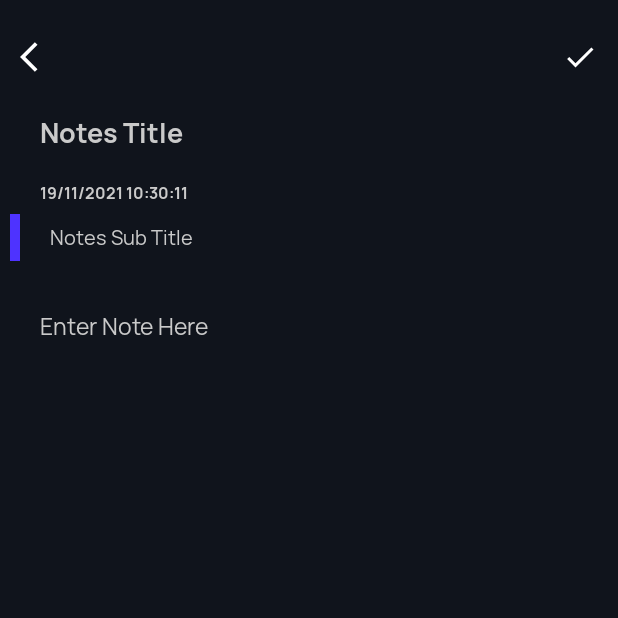
After one commit to mhung2303/Notes, an Android app: the fragment CreateNoteFragment placed in its activity, on a phone screen of 412 x 824 dp, the top half of it. The commit adds this screen. Run offline under Robolectric (Android 15) with nearby library versions, the phone set to English and light mode, and no system bars; our stand-ins replace Room's generated code, sdp/ssp sizes.

Commit message:
RoomDatabase + Coroutine

```diff
--- a/app/build.gradle
+++ b/app/build.gradle
@@ -2,6 +2,7 @@ plugins {
     id 'com.android.application'
     id 'kotlin-android'
     id 'kotlin-kapt'
+    id 'kotlin-android-extensions'
 }
 
 android {
@@ -38,7 +39,7 @@ dependencies {
     implementation 'androidx.appcompat:appcompat:1.3.1'
     implementation 'androidx.constraintlayout:constraintlayout:2.1.1'
     implementation 'androidx.legacy:legacy-support-v4:1.0.0'
-    testImplementation 'junit:junit:4.+'
+    testImplementation 'junit:junit:'
     androidTestImplementation 'androidx.test.ext:junit:1.1.3'
     androidTestImplementation 'androidx.test.espresso:espresso-core:3.4.0'
 
@@ -57,6 +58,9 @@ dependencies {
     // Room database
     implementation 'androidx.room:room-runtime:2.3.0'
     kapt 'androidx.room:room-compiler:2.3.0'
+    implementation 'androidx.room:room-ktx:2.3.0'
 
+    // Coroutine Core
+    implementation 'org.jetbrains.kotlinx:kotlinx-coroutines-android:1.5.0'
 
 }
--- /dev/null
+++ b/app/src/main/java/com/carter/takenotes/BaseFragment.kt
@@ -0,0 +1,25 @@
+package com.carter.takenotes
+
+import android.os.Bundle
+import androidx.fragment.app.Fragment
+import kotlinx.coroutines.CoroutineScope
+import kotlinx.coroutines.Dispatchers
+import kotlinx.coroutines.Job
+import kotlin.coroutines.CoroutineContext
+
+abstract class BaseFragment : Fragment(),CoroutineScope
+{
+    private lateinit var job: Job
+    override val coroutineContext: CoroutineContext
+        get() = job + Dispatchers.Main
+
+    override fun onCreate(savedInstanceState: Bundle?) {
+        super.onCreate(savedInstanceState)
+        job = Job()
+    }
+
+    override fun onDestroy() {
+        super.onDestroy()
+        job.cancel()
+    }
+}
--- /dev/null
+++ b/app/src/main/java/com/carter/takenotes/CreateNoteFragment.kt
@@ -0,0 +1,108 @@
+package com.carter.takenotes
+
+import android.annotation.SuppressLint
+import android.os.Bundle
+import androidx.fragment.app.Fragment
+import android.view.LayoutInflater
+import android.view.View
+import android.view.ViewGroup
+import android.widget.Toast
+import com.carter.takenotes.database.NotesDatabase
+import com.carter.takenotes.entities.Notes
+import kotlinx.android.synthetic.main.fragment_create_note.*
+import kotlinx.coroutines.launch
+import java.text.SimpleDateFormat
+import java.util.*
+
+
+class CreateNoteFragment : BaseFragment() {
+
+    var currentDate :String? = null
+
+    override fun onCreate(savedInstanceState: Bundle?) {
+        super.onCreate(savedInstanceState)
+        arguments?.let {
+
+        }
+    }
+
+    override fun onCreateView(
+        inflater: LayoutInflater, container: ViewGroup?,
+        savedInstanceState: Bundle?
+    ): View? {
+        // Inflate the layout for this fragment
+        return inflater.inflate(R.layout.fragment_create_note, container, false)
+    }
+
+    companion object {
+
+        @JvmStatic
+        fun newInstance() =
+            CreateNoteFragment().apply {
+                arguments = Bundle().apply {
+
+                }
+            }
+    }
+
+    @SuppressLint("SimpleDateFormat")
+    override fun onViewCreated(view: View, savedInstanceState: Bundle?) {
+        super.onViewCreated(view, savedInstanceState)
+        val sdf = SimpleDateFormat("dd/M/yyyy hh:mm:ss")
+        currentDate = sdf.format(Date())
+
+        tvDateTime.text = currentDate
+
+        imgDone.setOnClickListener {
+            // saveNote
+            saveNote()
+        }
+
+        imgBack.setOnClickListener{
+            replaceFragment(HomeFragment.newInstance(),false)
+        }
+
+
+    }
+
+    private fun saveNote(){
+        if(etNoteTitle.text.isNullOrEmpty()){
+            Toast.makeText(context,"Note Title is Required",Toast.LENGTH_SHORT).show()
+        }
+
+        if(etNoteSubTitle.text.isNullOrEmpty()){
+            Toast.makeText(context,"Note Sub Title is Required",Toast.LENGTH_SHORT).show()
+        }
+
+        if(etNoteDesc.text.isNullOrEmpty()){
+            Toast.makeText(context,"Note Description Title is Required",Toast.LENGTH_SHORT).show()
+        }
+
+        launch {
+            var notes = Notes()
+            notes.title = etNoteTitle.text.toString()
+            notes.subtitle = etNoteSubTitle.text.toString()
+            notes.noteText = etNoteDesc.text.toString()
+            notes.dateTime = currentDate
+            context?.let {
+                NotesDatabase.getDatabase(it).noteDao().insertNotes(notes)
+                etNoteTitle.setText("")
+                etNoteSubTitle.setText("")
+                etNoteDesc.setText("")
+            }
+        }
+
+    }
+
+    private fun replaceFragment(fragment: Fragment, isTransition: Boolean)
+    {
+        val fragmentTransition = requireActivity().supportFragmentManager.beginTransaction()
+        if (isTransition){
+            fragmentTransition.setCustomAnimations(android.R.anim.slide_out_right,android.R.anim.slide_in_left)
+        }
+        fragmentTransition.replace(R.id.frame_layout,fragment).commit()
+    }
+
+
+
+}
--- a/app/src/main/java/com/carter/takenotes/HomeFragment.kt
+++ b/app/src/main/java/com/carter/takenotes/HomeFragment.kt
@@ -5,10 +5,14 @@ import androidx.fragment.app.Fragment
 import android.view.LayoutInflater
 import android.view.View
 import android.view.ViewGroup
+import androidx.recyclerview.widget.StaggeredGridLayoutManager
+import com.carter.takenotes.adapter.NotesAdapter
+import com.carter.takenotes.database.NotesDatabase
+import kotlinx.android.synthetic.main.fragment_home.*
+import kotlinx.coroutines.launch
 
 
-
-class HomeFragment : Fragment() {
+class HomeFragment : BaseFragment() {
 
 
     override fun onCreate(savedInstanceState: Bundle?) {
@@ -36,4 +40,32 @@ class HomeFragment : Fragment() {
                 }
             }
     }
+
+    override fun onViewCreated(view: View, savedInstanceState: Bundle?) {
+        super.onViewCreated(view, savedInstanceState)
+
+        recycler_view.setHasFixedSize(true)
+
+        recycler_view.layoutManager = StaggeredGridLayoutManager(2,StaggeredGridLayoutManager.VERTICAL)
+
+        launch {
+            context?.let {
+                var notes = NotesDatabase.getDatabase(it).noteDao().getAllNotes()
+                recycler_view.adapter = NotesAdapter(notes)
+            }
+        }
+
+        fabBtnCreateNote.setOnClickListener {
+            replaceFragment(CreateNoteFragment.newInstance(),false)
+        }
+    }
+
+    private fun replaceFragment(fragment: Fragment, isTransition: Boolean)
+    {
+        val fragmentTransition = requireActivity().supportFragmentManager.beginTransaction()
+        if (isTransition){
+            fragmentTransition.setCustomAnimations(android.R.anim.slide_out_right,android.R.anim.slide_in_left)
+        }
+        fragmentTransition.replace(R.id.frame_layout,fragment).addToBackStack(fragment.javaClass.simpleName).commit()
+    }
 }
--- a/app/src/main/java/com/carter/takenotes/MainActivity.kt
+++ b/app/src/main/java/com/carter/takenotes/MainActivity.kt
@@ -9,7 +9,7 @@ class MainActivity : AppCompatActivity() {
         super.onCreate(savedInstanceState)
         setContentView(R.layout.activity_main)
 
-        replaceFragment(HomeFragment.newInstance(),true)
+        replaceFragment(HomeFragment.newInstance(),false)
     }
 
 
@@ -19,7 +19,7 @@ class MainActivity : AppCompatActivity() {
         if (isTransition){
             fragmentTransition.setCustomAnimations(android.R.anim.slide_out_right,android.R.anim.slide_in_left)
         }
-        fragmentTransition.replace(R.id.frame_layout,fragment).addToBackStack(fragment.javaClass.simpleName)
-        fragmentTransition.commit()
+        fragmentTransition.replace(R.id.frame_layout,fragment).commit()
+
     }
 }
--- /dev/null
+++ b/app/src/main/java/com/carter/takenotes/adapter/NotesAdapter.kt
@@ -0,0 +1,33 @@
+package com.carter.takenotes.adapter
+
+import android.view.LayoutInflater
+import android.view.View
+import android.view.ViewGroup
+import androidx.recyclerview.widget.RecyclerView
+import com.carter.takenotes.R
+import com.carter.takenotes.entities.Notes
+import kotlinx.android.synthetic.main.item_rv_notes.view.*
+
+class NotesAdapter(val arrayList: List<Notes>) : RecyclerView.Adapter<NotesAdapter.NotesViewHolder>()
+{
+
+    override fun onCreateViewHolder(parent: ViewGroup, viewType: Int): NotesViewHolder {
+        return NotesViewHolder(
+            LayoutInflater.from(parent.context).inflate(R.layout.item_rv_notes,parent,false)
+        )
+    }
+
+    override fun onBindViewHolder(holder: NotesViewHolder, position: Int) {
+        holder.itemView.tvTitle.text = arrayList[position].title
+        holder.itemView.tvDesc.text = arrayList[position].noteText
+        holder.itemView.tvDateTime.text = arrayList[position].dateTime
+    }
+
+    override fun getItemCount(): Int {
+        return arrayList.size
+    }
+
+    class NotesViewHolder(view: View) : RecyclerView.ViewHolder(view){
+
+    }
+}
--- /dev/null
+++ b/app/src/main/java/com/carter/takenotes/dao/NoteDao.kt
@@ -0,0 +1,21 @@
+package com.carter.takenotes.dao
+
+import androidx.room.*
+import com.carter.takenotes.entities.Notes
+
+@Dao
+interface NoteDao
+{
+
+    @Query("SELECT * FROM notes ORDER BY id DESC")
+    suspend fun getAllNotes() : List<Notes>
+
+    @Insert(onConflict = OnConflictStrategy.REPLACE)
+    suspend fun insertNotes(note: Notes)
+
+    @Delete
+    suspend fun deleteNote(note: Notes)
+
+
+
+}
--- /dev/null
+++ b/app/src/main/java/com/carter/takenotes/database/NotesDatabase.kt
@@ -0,0 +1,32 @@
+package com.carter.takenotes.database
+
+import android.content.Context
+import androidx.room.Database
+import androidx.room.Room
+import androidx.room.RoomDatabase
+import com.carter.takenotes.dao.NoteDao
+import com.carter.takenotes.entities.Notes
+
+@Database(entities = [Notes::class],version = 1,exportSchema = false)
+abstract class NotesDatabase : RoomDatabase()
+{
+    companion object{
+        var notesDatabase: NotesDatabase? = null
+
+        @Synchronized
+        fun getDatabase(context: Context):NotesDatabase{
+            if(notesDatabase == null)
+            {
+                notesDatabase = Room.databaseBuilder(
+                    context,
+                    NotesDatabase::class.java,
+                    "notes.dlb"
+                ).build()
+            }
+
+            return notesDatabase!!
+        }
+    }
+
+    abstract fun noteDao() : NoteDao
+}
--- /dev/null
+++ b/app/src/main/res/layout/fragment_create_note.xml
@@ -0,0 +1,122 @@
+<?xml version="1.0" encoding="utf-8"?>
+<androidx.constraintlayout.widget.ConstraintLayout xmlns:android="http://schemas.android.com/apk/res/android"
+    xmlns:app="http://schemas.android.com/apk/res-auto"
+    xmlns:tools="http://schemas.android.com/tools"
+    android:layout_width="match_parent"
+    android:layout_height="match_parent"
+    android:background="@color/colorPrimaryDark"
+    tools:context=".MainActivity">
+
+    <ImageView
+        android:id="@+id/imgBack"
+        android:layout_width="wrap_content"
+        android:layout_height="wrap_content"
+        android:layout_marginStart="@dimen/_10sdp"
+        android:layout_marginTop="@dimen/_20sdp"
+        android:layout_marginBottom="@dimen/_10sdp"
+        android:src="@drawable/ic_back"
+        app:layout_constraintStart_toStartOf="parent"
+        app:layout_constraintTop_toTopOf="parent"
+        app:tint="@color/white" />
+
+    <ImageView
+        android:id="@+id/imgDone"
+        android:layout_width="wrap_content"
+        android:layout_height="wrap_content"
+        android:layout_marginTop="@dimen/_20sdp"
+        android:layout_marginEnd="@dimen/_10sdp"
+        android:layout_marginBottom="@dimen/_10sdp"
+        android:src="@drawable/ic_tick"
+        app:layout_constraintEnd_toEndOf="parent"
+        app:layout_constraintTop_toTopOf="parent"
+        app:tint="@color/white" />
+
+    <EditText
+        android:id="@+id/etNoteTitle"
+        android:layout_width="match_parent"
+        android:layout_height="wrap_content"
+        android:layout_margin="@dimen/_10sdp"
+        android:background="@null"
+        android:ellipsize="end"
+        android:fontFamily="@font/manrope_bold"
+        android:hint="@string/notes_title"
+        android:maxLines="1"
+        android:inputType="text"
+        android:padding="@dimen/_10sdp"
+        android:textColor="@color/white"
+        android:textColorHint="@color/gray"
+        android:textSize="@dimen/_14ssp"
+        app:layout_constraintEnd_toEndOf="parent"
+        app:layout_constraintStart_toStartOf="parent"
+        app:layout_constraintTop_toBottomOf="@+id/imgBack" />
+
+    <TextView
+        android:id="@+id/tvDateTime"
+        android:layout_width="match_parent"
+        android:layout_height="wrap_content"
+        android:layout_marginStart="@dimen/_10sdp"
+        android:layout_marginTop="@dimen/_5sdp"
+        android:layout_marginEnd="@dimen/_10sdp"
+        android:layout_marginBottom="@dimen/_5sdp"
+        android:ellipsize="end"
+        android:fontFamily="@font/manrope_bold"
+        android:maxLines="1"
+        android:paddingStart="@dimen/_10sdp"
+        android:textColor="@color/gray"
+        android:textColorHint="@color/gray"
+        android:textSize="@dimen/_8ssp"
+        app:layout_constraintEnd_toEndOf="parent"
+        app:layout_constraintStart_toStartOf="parent"
+        app:layout_constraintTop_toBottomOf="@+id/etNoteTitle" />
+
+
+    <LinearLayout
+        android:id="@+id/l1"
+        android:layout_width="match_parent"
+        android:layout_height="wrap_content"
+        android:orientation="horizontal"
+        app:layout_constraintEnd_toEndOf="parent"
+        app:layout_constraintStart_toStartOf="parent"
+        app:layout_constraintTop_toBottomOf="@+id/tvDateTime">
+
+        <View
+            android:layout_width="@dimen/_5sdp"
+            android:layout_height="match_parent"
+            android:layout_margin="@dimen/_5sdp"
+            android:background="@color/blue" />
+
+        <EditText
+            android:id="@+id/etNoteSubTitle"
+            android:layout_width="match_parent"
+            android:layout_height="wrap_content"
+            android:ellipsize="end"
+            android:background="@null"
+            android:fontFamily="@font/manrope_regular"
+            android:hint="@string/notes_sub_title"
+            android:maxLines="1"
+            android:padding="@dimen/_10sdp"
+            android:inputType="text"
+            android:textColor="@color/white"
+            android:textColorHint="@color/gray"
+            android:textSize="@dimen/_10ssp" />
+    </LinearLayout>
+
+    <EditText
+        android:id="@+id/etNoteDesc"
+        android:layout_width="match_parent"
+        android:layout_height="wrap_content"
+        android:layout_margin="@dimen/_10sdp"
+        android:background="@null"
+        android:fontFamily="@font/manrope_regular"
+        android:hint="@string/notes_description"
+        android:inputType="textMultiLine"
+        android:padding="@dimen/_10sdp"
+        android:textColor="@color/white"
+        android:textColorHint="@color/gray"
+        android:textSize="@dimen/_12ssp"
+        app:layout_constraintEnd_toEndOf="parent"
+        app:layout_constraintStart_toStartOf="parent"
+        app:layout_constraintTop_toBottomOf="@+id/l1" />
+
+
+</androidx.constraintlayout.widget.ConstraintLayout>
--- a/app/src/main/res/layout/fragment_home.xml
+++ b/app/src/main/res/layout/fragment_home.xml
@@ -18,7 +18,8 @@
         android:textColor="@color/white"
         android:textSize="@dimen/_15ssp"
         app:layout_constraintStart_toStartOf="parent"
-        app:layout_constraintTop_toTopOf="parent" />
+        app:layout_constraintTop_toTopOf="parent"
+        app:layout_constraintEnd_toEndOf="parent"/>
 
     <androidx.appcompat.widget.SearchView
         android:id="@+id/search_view"
@@ -76,6 +77,7 @@
     </LinearLayout>
 
     <com.google.android.material.floatingactionbutton.FloatingActionButton
+        android:id="@+id/fabBtnCreateNote"
         android:layout_width="wrap_content"
         android:layout_height="wrap_content"
         android:layout_marginEnd="@dimen/_10sdp"
--- a/app/src/main/res/values/colors.xml
+++ b/app/src/main/res/values/colors.xml
@@ -12,5 +12,6 @@
     <color name="yellow">#ffd633</color>
     <color name="blue">#4e33ff</color>
     <color name="gray">#CACACA</color>
+    <color name="colorText">#606570</color>
 
 </resources>
--- a/app/src/main/res/values/strings.xml
+++ b/app/src/main/res/values/strings.xml
@@ -1,6 +1,9 @@
 <resources>
     <string name="app_name">Take Notes</string>
     <string name="notes">My Notes</string>
+    <string name="notes_title">Notes Title</string>
+    <string name="notes_sub_title">Notes Sub Title</string>
+    <string name="notes_description">Enter Note Here</string>
     <string name="search">Search your notes</string>
     <!-- TODO: Remove or change this placeholder text -->
     <string name="hello_blank_fragment">Hello blank fragment</string>
```
Also changed, not shown: app/src/main/java/com/carter/takenotes/entities/Notes.kt (added, +39 -0 lines), app/src/main/res/layout/item_rv_notes.xml (added, +68 -0 lines).
